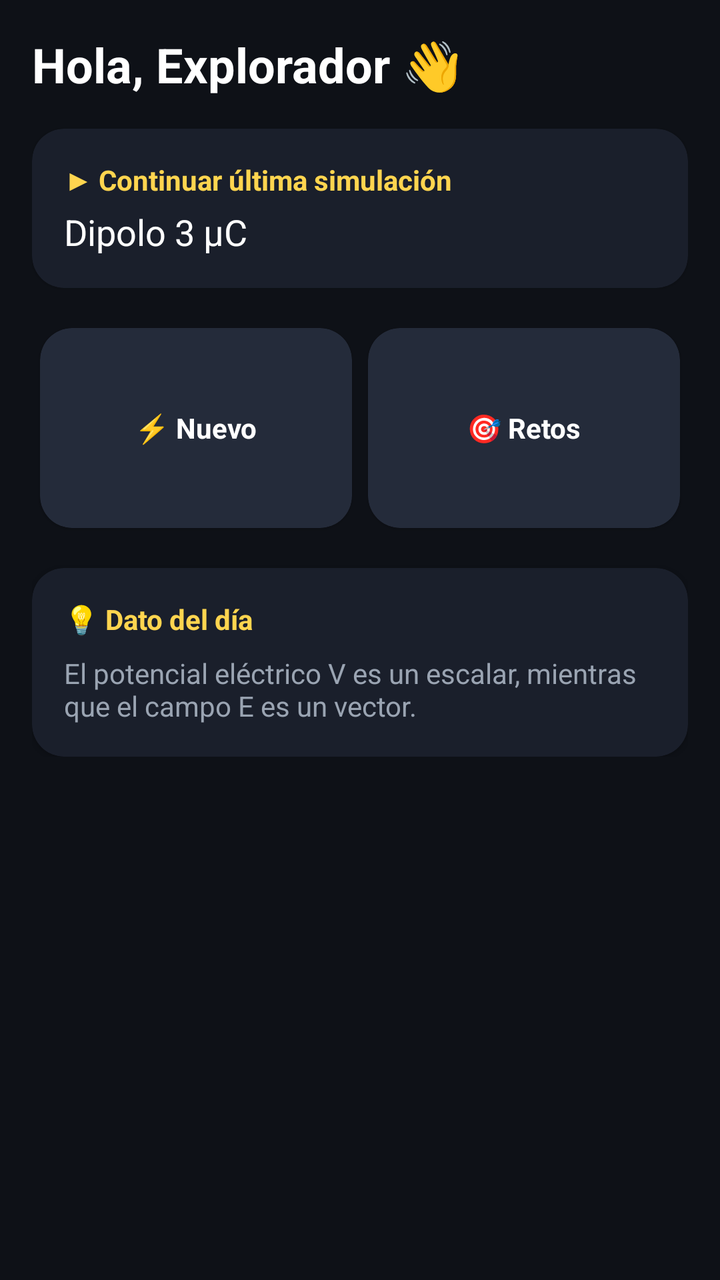
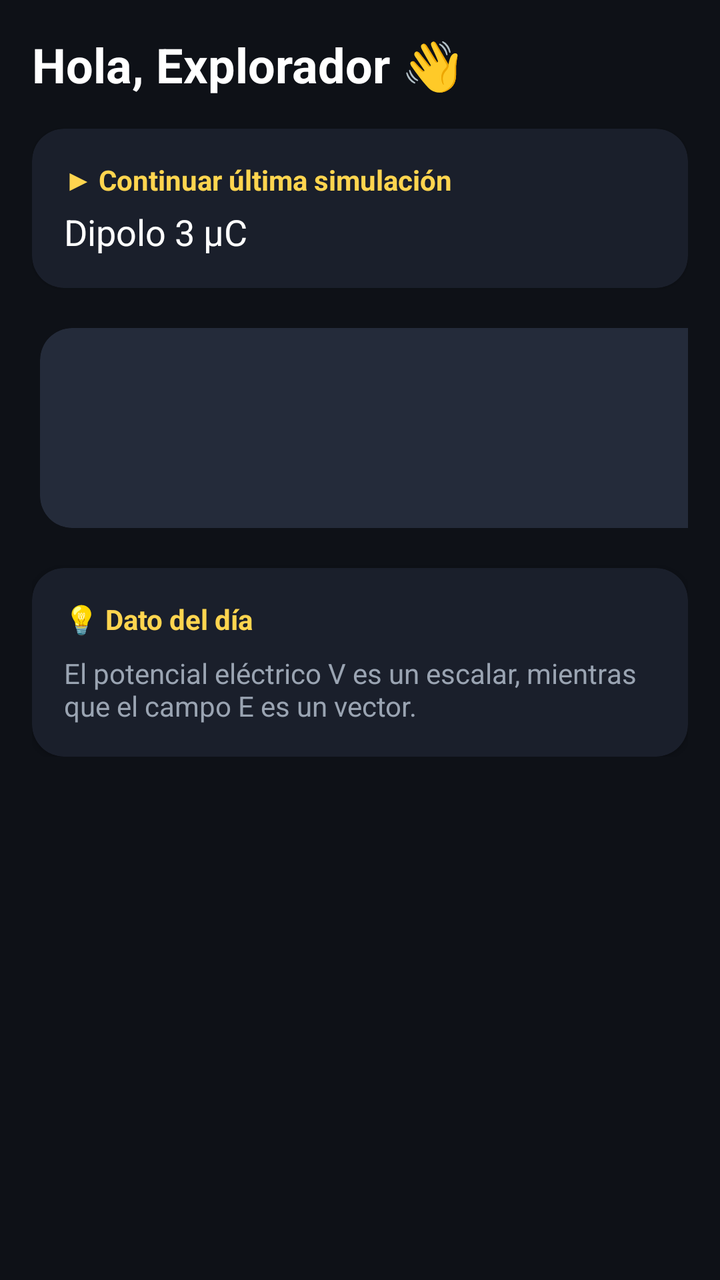

Before-and-after screenshots of an Android layout around one commit, followed by the original layout XML and the change that was made.
<!-- AndroidManifest.xml: application theme Theme.FieldLab -->
<!-- res/layout/fragment_home.xml -->
<?xml version="1.0" encoding="utf-8"?>
<ScrollView xmlns:android="http://schemas.android.com/apk/res/android"
    xmlns:app="http://schemas.android.com/apk/res-auto"
    android:layout_width="match_parent"
    android:layout_height="match_parent"
    android:background="#0E1117"
    android:padding="16dp">


    <LinearLayout
        android:layout_width="match_parent"
        android:layout_height="wrap_content"
        android:orientation="vertical">


        <TextView
            android:id="@+id/tv_home_welcome"
            android:layout_width="wrap_content"
            android:layout_height="wrap_content"
            android:text="Hola, Explorador 👋"
            android:textColor="#FFFFFF"
            android:textSize="24sp"
            android:textStyle="bold" />


        <com.google.android.material.card.MaterialCardView
            android:layout_width="match_parent"
            android:layout_height="wrap_content"
            android:layout_marginTop="16dp"
            app:cardBackgroundColor="#1A1F2B"
            app:cardCornerRadius="16dp">


            <LinearLayout
                android:layout_width="match_parent"
                android:layout_height="wrap_content"
                android:orientation="vertical"
                android:padding="16dp">


                <TextView
                    android:layout_width="wrap_content"
                    android:layout_height="wrap_content"
                    android:text="▶ Continuar última simulación"
                    android:textColor="#FFD54F"
                    android:textStyle="bold" />


                <TextView
                    android:layout_width="wrap_content"
                    android:layout_height="wrap_content"
                    android:layout_marginTop="4dp"
                    android:text="Dipolo 3 µC"
                    android:textColor="#FFFFFF"
                    android:textSize="18sp" />
            </LinearLayout>
        </com.google.android.material.card.MaterialCardView>


        
        <GridLayout
            android:layout_width="match_parent"
            android:layout_height="wrap_content"
            android:layout_marginTop="16dp"
            android:columnCount="2"
            android:rowCount="2">


            <com.google.android.material.card.MaterialCardView
                android:id="@+id/card_new_sim"
                android:layout_width="0dp"
                android:layout_height="100dp"
                android:layout_columnWeight="1"
                android:layout_margin="4dp"
                app:cardBackgroundColor="#242B3A"
                app:cardCornerRadius="16dp">


                <LinearLayout
                    android:layout_width="match_parent"
                    android:layout_height="match_parent"
                    android:gravity="center"
                    android:orientation="vertical">


                    <TextView
                        android:layout_width="wrap_content"
                        android:layout_height="wrap_content"
                        android:text="⚡ Nuevo"
                        android:textColor="#FFFFFF"
                        android:textStyle="bold" />
                </LinearLayout>
            </com.google.android.material.card.MaterialCardView>


            <com.google.android.material.card.MaterialCardView
                android:id="@+id/card_challenges"
                android:layout_width="0dp"
                android:layout_height="100dp"
                android:layout_columnWeight="1"
                android:layout_margin="4dp"
                app:cardBackgroundColor="#242B3A"
                app:cardCornerRadius="16dp">


                <LinearLayout
                    android:layout_width="match_parent"
                    android:layout_height="match_parent"
                    android:gravity="center"
                    android:orientation="vertical">


                    <TextView
                        android:layout_width="wrap_content"
                        android:layout_height="wrap_content"
                        android:text="🎯 Retos"
                        android:textColor="#FFFFFF"
                        android:textStyle="bold" />
                </LinearLayout>
            </com.google.android.material.card.MaterialCardView>
        </GridLayout>


        
        <com.google.android.material.card.MaterialCardView
            android:layout_width="match_parent"
            android:layout_height="wrap_content"
            android:layout_marginTop="16dp"
            app:cardBackgroundColor="#1A1F2B"
            app:cardCornerRadius="16dp">


            <LinearLayout
                android:layout_width="match_parent"
                android:layout_height="wrap_content"
                android:orientation="vertical"
                android:padding="16dp">


                <TextView
                    android:layout_width="wrap_content"
                    android:layout_height="wrap_content"
                    android:text="💡 Dato del día"
                    android:textColor="#FFD54F"
                    android:textStyle="bold" />


                <TextView
                    android:layout_width="wrap_content"
                    android:layout_height="wrap_content"
                    android:layout_marginTop="8dp"
                    android:text="El potencial eléctrico V es un escalar, mientras que el campo E es un vector."
                    android:textColor="#9AA4B2" />
            </LinearLayout>
        </com.google.android.material.card.MaterialCardView>
    </LinearLayout>
</ScrollView>
<!-- resources referenced by this layout -->
<resources>
  <style name="Theme.FieldLab" parent="Theme.MaterialComponents.DayNight.NoActionBar">
          
      </style>
</resources>

<!-- the commit's change to res/layout/fragment_home.xml (unified diff, before → after) -->
@@ -95,26 +95,28 @@
 
             <com.google.android.material.card.MaterialCardView
                 android:id="@+id/card_challenges"
-                android:layout_width="0dp"
-                android:layout_height="100dp"
-                android:layout_columnWeight="1"
-                android:layout_margin="4dp"
-                app:cardBackgroundColor="#242B3A"
+                android:layout_width="match_parent"
+                android:layout_height="wrap_content"
+                android:clickable="true"
+                android:focusable="true"
+                app:cardBackgroundColor="#1A1F2B"
                 app:cardCornerRadius="16dp">
 
 
+                
                 <LinearLayout
                     android:layout_width="match_parent"
-                    android:layout_height="match_parent"
-                    android:gravity="center"
-                    android:orientation="vertical">
+                    android:layout_height="wrap_content"
+                    android:orientation="vertical"
+                    android:padding="16dp">
 
 
                     <TextView
                         android:layout_width="wrap_content"
                         android:layout_height="wrap_content"
-                        android:text="🎯 Retos"
+                        android:text="🏆 Retos Interactivos"
                         android:textColor="#FFFFFF"
+                        android:textSize="16sp"
                         android:textStyle="bold" />
                 </LinearLayout>
             </com.google.android.material.card.MaterialCardView>
